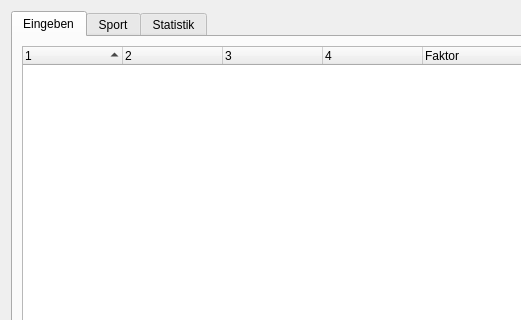
First picture: the form in findandreplacedlg.ui, repository cniehaus/tomate, before the edit; both pictures show x 0 to 521 and y 0 to 320 of the 643 by 611 pixel window.
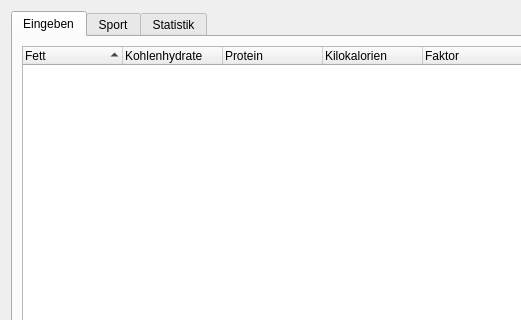
Second picture: the form after the edit.

Commit message: Now files can be read from a simple .csv file

Diff of the .ui file:
```diff
--- a/findandreplacedlg.ui
+++ b/findandreplacedlg.ui
@@ -33,22 +33,22 @@
          </property>
          <column>
           <property name="text" >
-           <string>1</string>
+           <string>Fett</string>
           </property>
          </column>
          <column>
           <property name="text" >
-           <string>2</string>
+           <string>Kohlenhydrate</string>
           </property>
          </column>
          <column>
           <property name="text" >
-           <string>3</string>
+           <string>Protein</string>
           </property>
          </column>
          <column>
           <property name="text" >
-           <string>4</string>
+           <string>Kilokalorien</string>
           </property>
          </column>
          <column>
```
The commit also changes 2 other files.
